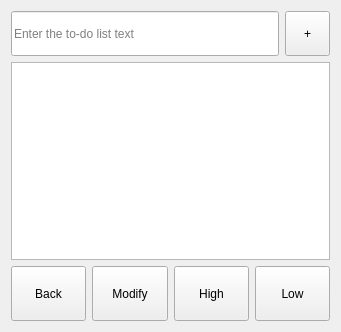
This is dlgtodo.ui in ic005k/Knot-Legacy as Qt 5 draws it before an edit. The edited form follows.
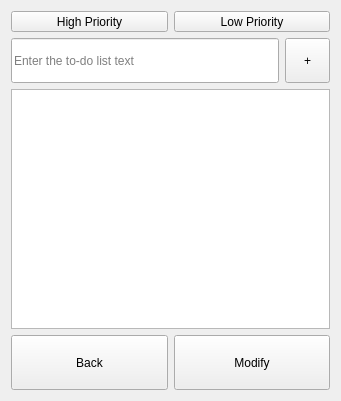
This is the edited form. Icons and pictures are not drawn.

```diff
--- a/dlgtodo.ui
+++ b/dlgtodo.ui
@@ -7,7 +7,7 @@
     <x>0</x>
     <y>0</y>
     <width>341</width>
-    <height>332</height>
+    <height>401</height>
    </rect>
   </property>
   <property name="windowTitle">
@@ -15,6 +15,48 @@
   </property>
   <layout class="QGridLayout" name="gridLayout">
    <item row="0" column="0">
+    <layout class="QHBoxLayout" name="horizontalLayout_3">
+     <item>
+      <widget class="QToolButton" name="btnHigh">
+       <property name="sizePolicy">
+        <sizepolicy hsizetype="Preferred" vsizetype="Fixed">
+         <horstretch>0</horstretch>
+         <verstretch>0</verstretch>
+        </sizepolicy>
+       </property>
+       <property name="minimumSize">
+        <size>
+         <width>0</width>
+         <height>0</height>
+        </size>
+       </property>
+       <property name="text">
+        <string>High Priority</string>
+       </property>
+      </widget>
+     </item>
+     <item>
+      <widget class="QToolButton" name="btnLow">
+       <property name="sizePolicy">
+        <sizepolicy hsizetype="Preferred" vsizetype="Fixed">
+         <horstretch>0</horstretch>
+         <verstretch>0</verstretch>
+        </sizepolicy>
+       </property>
+       <property name="minimumSize">
+        <size>
+         <width>0</width>
+         <height>0</height>
+        </size>
+       </property>
+       <property name="text">
+        <string>Low Priority</string>
+       </property>
+      </widget>
+     </item>
+    </layout>
+   </item>
+   <item row="1" column="0">
     <layout class="QHBoxLayout" name="horizontalLayout">
      <item>
       <widget class="QLineEdit" name="lineEdit">
@@ -54,7 +96,7 @@
      </item>
     </layout>
    </item>
-   <item row="1" column="0">
+   <item row="2" column="0">
     <widget class="QListWidget" name="listWidget">
      <property name="styleSheet">
       <string notr="true">QListWidget::indicator{
@@ -116,7 +158,7 @@
      </property>
     </widget>
    </item>
-   <item row="2" column="0">
+   <item row="3" column="0">
     <layout class="QHBoxLayout" name="horizontalLayout_2">
      <item>
       <widget class="QToolButton" name="btnBack">
@@ -156,44 +198,6 @@
        </property>
       </widget>
      </item>
-     <item>
-      <widget class="QToolButton" name="btnHigh">
-       <property name="sizePolicy">
-        <sizepolicy hsizetype="Preferred" vsizetype="Fixed">
-         <horstretch>0</horstretch>
-         <verstretch>0</verstretch>
-        </sizepolicy>
-       </property>
-       <property name="minimumSize">
-        <size>
-         <width>0</width>
-         <height>55</height>
-        </size>
-       </property>
-       <property name="text">
-        <string>High</string>
-       </property>
-      </widget>
-     </item>
-     <item>
-      <widget class="QToolButton" name="btnLow">
-       <property name="sizePolicy">
-        <sizepolicy hsizetype="Preferred" vsizetype="Fixed">
-         <horstretch>0</horstretch>
-         <verstretch>0</verstretch>
-        </sizepolicy>
-       </property>
-       <property name="minimumSize">
-        <size>
-         <width>0</width>
-         <height>55</height>
-        </size>
-       </property>
-       <property name="text">
-        <string>Low</string>
-       </property>
-      </widget>
-     </item>
     </layout>
    </item>
   </layout>
```
